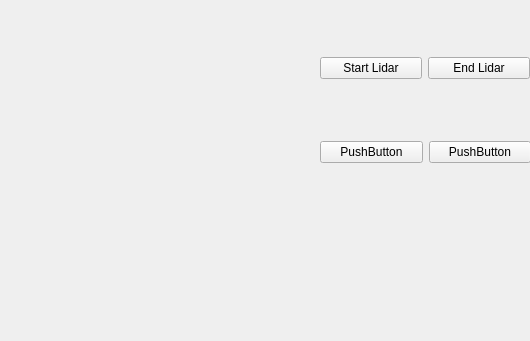
Qt form mainwindow.ui (Alixjie/Buddy-Bot) before a commit; both pictures show x 750 to 1280 and y 0 to 341 of the 1280 by 720 pixel window.
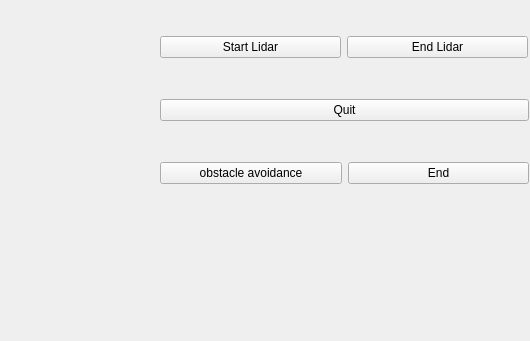
The same form after that commit.

Commit message: Do some test create the obstacle_avoidance mode

Diff of the .ui file:
```diff
--- a/mainwindow.ui
+++ b/mainwindow.ui
@@ -17,9 +17,9 @@
    <widget class="QWidget" name="verticalLayoutWidget">
     <property name="geometry">
      <rect>
-      <x>1070</x>
+      <x>910</x>
       <y>0</y>
-      <width>211</width>
+      <width>369</width>
       <height>221</height>
      </rect>
     </property>
@@ -48,19 +48,26 @@
        </item>
       </layout>
      </item>
+     <item>
+      <widget class="QPushButton" name="quit_program">
+       <property name="text">
+        <string>Quit</string>
+       </property>
+      </widget>
+     </item>
      <item>
       <layout class="QHBoxLayout" name="horizontalLayout_2">
        <item>
         <widget class="QPushButton" name="pushButton">
          <property name="text">
-          <string>PushButton</string>
+          <string>obstacle avoidance</string>
          </property>
         </widget>
        </item>
        <item>
         <widget class="QPushButton" name="pushButton_2">
          <property name="text">
-          <string>PushButton</string>
+          <string>End</string>
          </property>
         </widget>
        </item>
```
Left out of the diff: 4 changed lines with no effect on the pictures. The commit also changes 5 other files.
